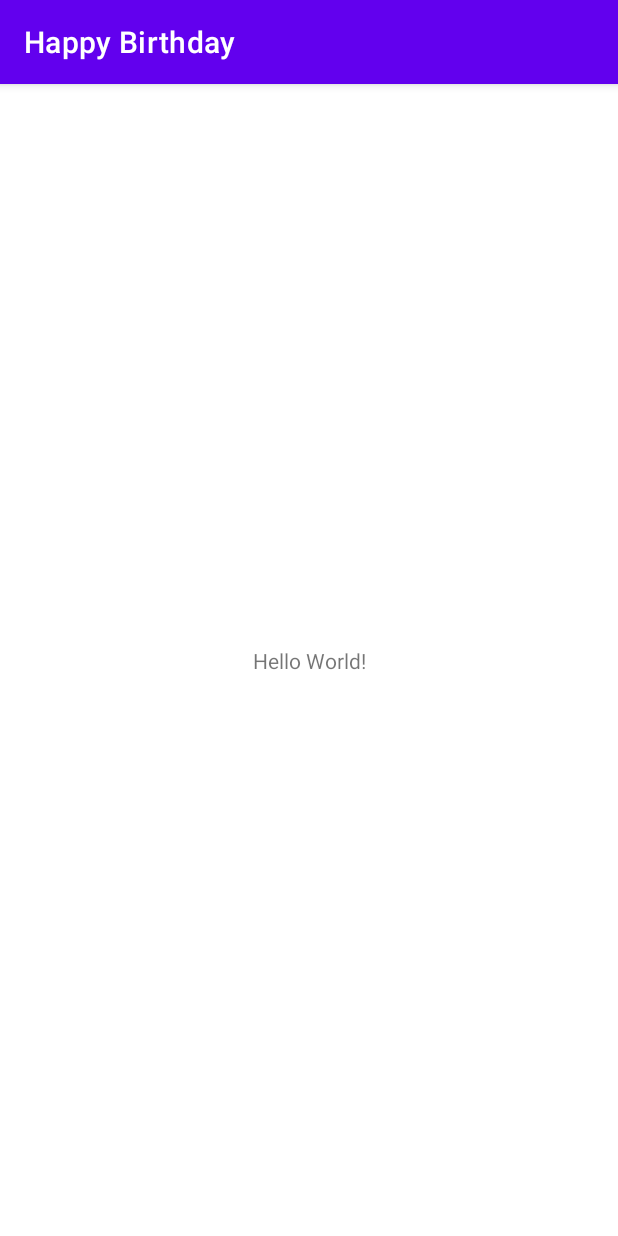
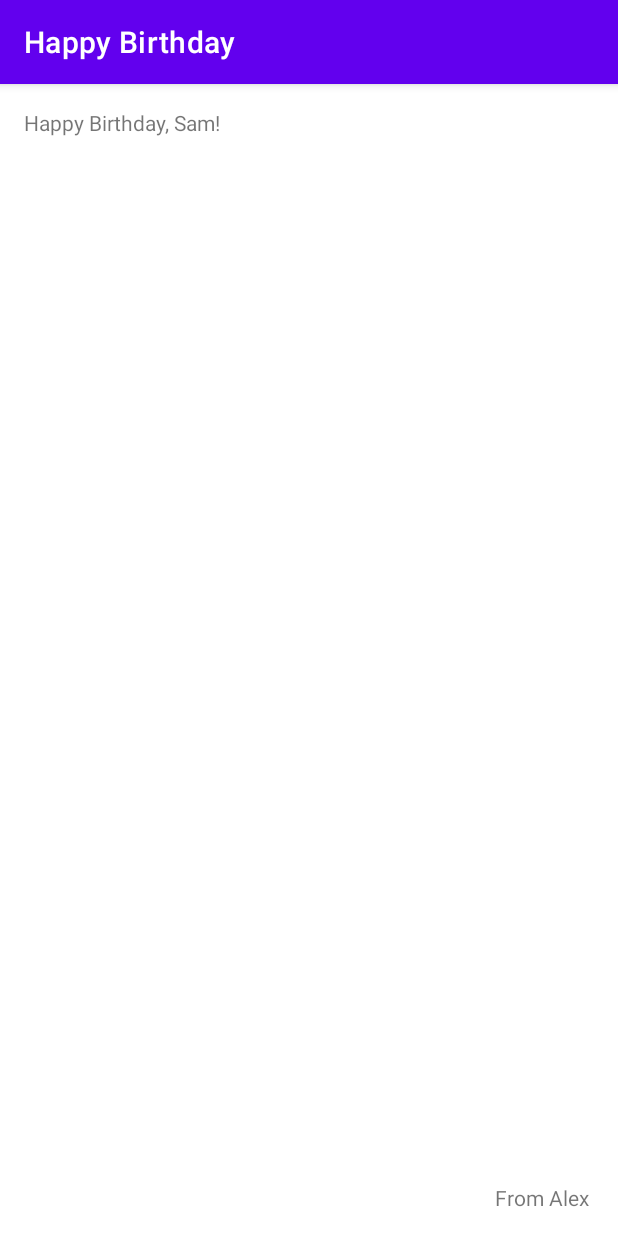
Before and after one commit to AlexUioreanu96/HappyBirthdayCard, an Android app: the screen it shows after launch (MainActivity), on a phone screen of 412 x 824 dp. Run offline under Robolectric (Android 15) with nearby library versions, the phone set to English and light mode, and no system bars.

Commit message:
Adding some textViews for the Birthday card

```diff
--- a/app/src/main/res/layout/activity_main.xml
+++ b/app/src/main/res/layout/activity_main.xml
@@ -7,12 +7,23 @@
     tools:context=".MainActivity">
 
     <TextView
+        android:id="@+id/textView"
         android:layout_width="wrap_content"
         android:layout_height="wrap_content"
-        android:text="Hello World!"
-        app:layout_constraintBottom_toBottomOf="parent"
-        app:layout_constraintEnd_toEndOf="parent"
+        android:layout_marginStart="16dp"
+        android:layout_marginTop="16dp"
+        android:text="Happy Birthday, Sam!"
         app:layout_constraintStart_toStartOf="parent"
         app:layout_constraintTop_toTopOf="parent" />
 
+    <TextView
+        android:id="@+id/textView2"
+        android:layout_width="wrap_content"
+        android:layout_height="wrap_content"
+        android:layout_marginEnd="16dp"
+        android:layout_marginBottom="16dp"
+        android:text="From Alex
+"
+        app:layout_constraintBottom_toBottomOf="parent"
+        app:layout_constraintEnd_toEndOf="parent" />
 </androidx.constraintlayout.widget.ConstraintLayout>
```
